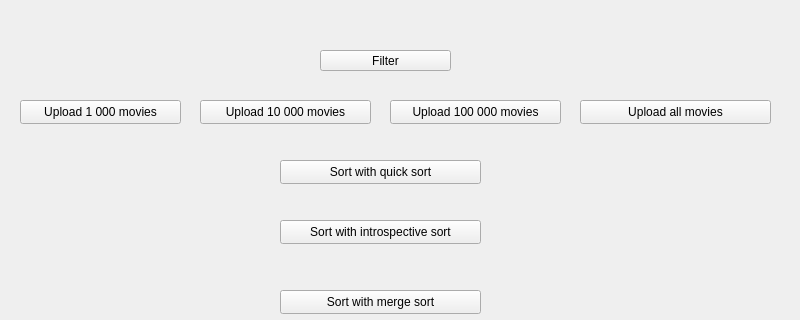
Old version of the form Sorting_interface/mainwindow.ui in the repository asialalala/Sorting; both pictures show x 0 to 800 and y 0 to 320 of the 800 by 600 pixel window.
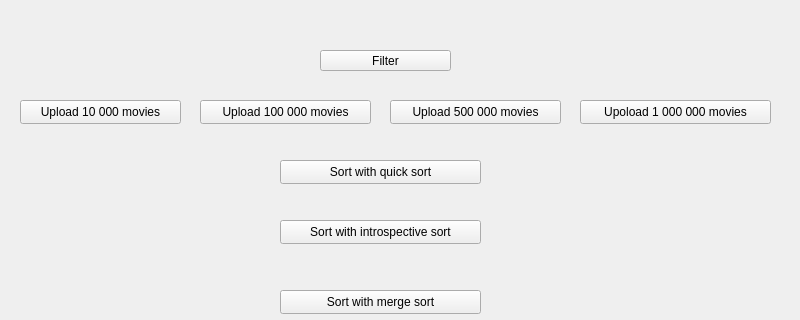
New version of the form.

```diff
--- a/Sorting_interface/mainwindow.ui
+++ b/Sorting_interface/mainwindow.ui
@@ -37,7 +37,7 @@
      </rect>
     </property>
     <property name="text">
-     <string>Upload 1 000 movies</string>
+     <string>Upload 10 000 movies</string>
     </property>
    </widget>
    <widget class="QPushButton" name="pushButton_100000">
@@ -50,7 +50,7 @@
      </rect>
     </property>
     <property name="text">
-     <string>Upload 10 000 movies</string>
+     <string>Upload 100 000 movies</string>
     </property>
    </widget>
    <widget class="QPushButton" name="pushButton_500000">
@@ -63,7 +63,7 @@
      </rect>
     </property>
     <property name="text">
-     <string>Upload 100 000 movies</string>
+     <string>Upload 500 000 movies</string>
     </property>
    </widget>
    <widget class="QPushButton" name="pushButton_1000000">
@@ -76,7 +76,7 @@
      </rect>
     </property>
     <property name="text">
-     <string>Upload all movies</string>
+     <string>Upoload 1 000 000 movies</string>
     </property>
    </widget>
    <widget class="QPushButton" name="pushButton_3">
```
